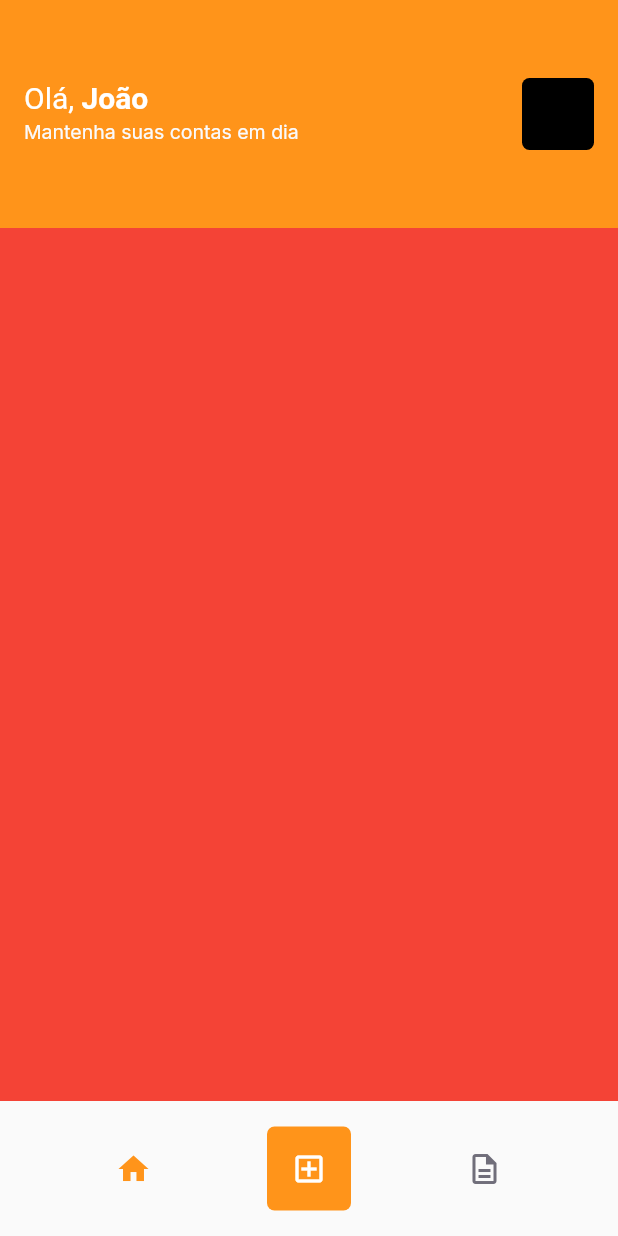
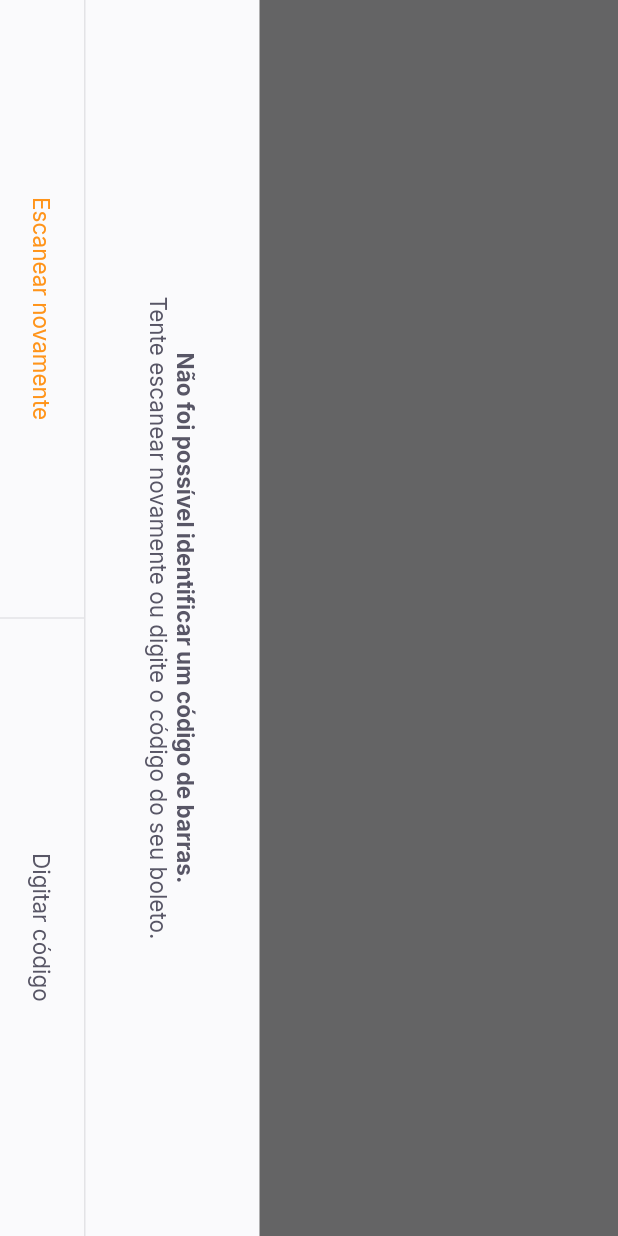
Before and after one commit to jppradoleal/nlw_together_flutter, a Flutter app: the HomePage screen opened by its route, after a tap on the "add box" icon, on a phone screen of 412 x 824 dp. Run offline on Flutter 3.47's test engine with Material 2 defaults, Android fonts, the phone set to English and light mode, and no system bars; our stand-ins replace firebase_core, google_fonts, google_sign_in, shared_preferences; accounts and stored records are empty.

Commit message:
feat: done barcode page ui

```diff
--- a/lib/app_widget.dart
+++ b/lib/app_widget.dart
@@ -1,4 +1,5 @@
 import 'package:flutter/material.dart';
+import 'package:nlw_together/modules/barcod_scanner/barcode_scanner_page.dart';
 import 'package:nlw_together/modules/home/home_page.dart';
 import 'package:nlw_together/modules/login/login_page.dart';
 import 'package:nlw_together/modules/splash/splash_page.dart';
@@ -12,12 +13,14 @@ class AppWidget extends StatelessWidget {
       title: 'Flutter Demo',
       theme: ThemeData(
         primaryColor: AppColors.primary,
+        primarySwatch: Colors.orange,
       ),
       initialRoute: "/splash",
       routes: {
         "/splash": (context) => SplashPage(),
         "/home": (context) => HomePage(),
-        "/login": (context) => LoginPage()
+        "/login": (context) => LoginPage(),
+        "/barcode_scanner": (context) => BarcodeScannerPage()
       },
     );
   }
--- /dev/null
+++ b/lib/modules/barcod_scanner/barcode_scanner_page.dart
@@ -0,0 +1,76 @@
+import 'package:flutter/material.dart';
+import 'package:nlw_together/shared/themes/app_colors.dart';
+import 'package:nlw_together/shared/themes/app_text_styles.dart';
+import 'package:nlw_together/shared/widgets/bottom_sheet/bottom_sheet_widget.dart';
+import 'package:nlw_together/shared/widgets/divider_vertical/divider_vertical_widget.dart';
+import 'package:nlw_together/shared/widgets/label_button/label_button.dart';
+import 'package:nlw_together/shared/widgets/set_label_buttons/set_label_buttons.dart';
+
+class BarcodeScannerPage extends StatefulWidget {
+  const BarcodeScannerPage({Key? key}) : super(key: key);
+
+  @override
+  _BarcodeScannerPageState createState() => _BarcodeScannerPageState();
+}
+
+class _BarcodeScannerPageState extends State<BarcodeScannerPage> {
+  @override
+  Widget build(BuildContext context) {
+    return BottomSheetWidget(
+      primaryLabel: "Escanear novamente",
+      primaryOnPressed: () {},
+      secondaryLabel: "Digitar código",
+      secondaryOnPressed: () {},
+      title: "Não foi possível identificar um código de barras.",
+      subtitle: "Tente escanear novamente ou digite o código do seu boleto.",
+    );
+    return SafeArea(
+      top: true,
+      left: true,
+      right: true,
+      bottom: true,
+      child: RotatedBox(
+        quarterTurns: 1,
+        child: Scaffold(
+          appBar: AppBar(
+            backgroundColor: Colors.black,
+            title: Text(
+              "Escaneie o código de barras do boleto",
+              style: TextStyles.buttonBackground,
+            ),
+            centerTitle: true,
+            leading: BackButton(
+              color: AppColors.background,
+            ),
+          ),
+          body: Column(
+            children: [
+              Expanded(
+                child: Container(
+                  color: Colors.black,
+                ),
+              ),
+              Expanded(
+                flex: 2,
+                child: Container(
+                  color: Colors.transparent,
+                ),
+              ),
+              Expanded(
+                child: Container(
+                  color: Colors.black,
+                ),
+              )
+            ],
+          ),
+          bottomNavigationBar: SetLabelButtonsWidget(
+            primaryLabel: "Inserir código do boleto",
+            primaryOnPressed: () {},
+            secondaryLabel: "Adicionar da galeria",
+            secondaryOnPressed: () {},
+          ),
+        ),
+      ),
+    );
+  }
+}
--- a/lib/modules/home/home_page.dart
+++ b/lib/modules/home/home_page.dart
@@ -78,7 +78,7 @@ class _HomePageState extends State<HomePage> {
             ),
             GestureDetector(
               onTap: () {
-                print("Clicou");
+                Navigator.pushNamed(context, "/barcode_scanner");
               },
               child: Container(
                 height: 56,
@@ -87,11 +87,8 @@ class _HomePageState extends State<HomePage> {
                   color: AppColors.primary,
                   borderRadius: BorderRadius.circular(5),
                 ),
-                child: IconButton(
-                  onPressed: () {},
-                  icon:
-                      Icon(Icons.add_box_outlined, color: AppColors.background),
-                ),
+                child:
+                    Icon(Icons.add_box_outlined, color: AppColors.background),
               ),
             ),
             IconButton(
--- /dev/null
+++ b/lib/shared/widgets/bottom_sheet/bottom_sheet_widget.dart
@@ -0,0 +1,77 @@
+import 'package:flutter/material.dart';
+import 'package:nlw_together/shared/themes/app_colors.dart';
+import 'package:nlw_together/shared/themes/app_text_styles.dart';
+import 'package:nlw_together/shared/widgets/set_label_buttons/set_label_buttons.dart';
+
+class BottomSheetWidget extends StatelessWidget {
+  final String primaryLabel;
+  final VoidCallback primaryOnPressed;
+  final String secondaryLabel;
+  final VoidCallback secondaryOnPressed;
+  final String title;
+  final String subtitle;
+
+  const BottomSheetWidget({
+    Key? key,
+    required this.primaryLabel,
+    required this.primaryOnPressed,
+    required this.secondaryLabel,
+    required this.secondaryOnPressed,
+    required this.title,
+    required this.subtitle,
+  }) : super(key: key);
+
+  @override
+  Widget build(BuildContext context) {
+    return SafeArea(
+      child: RotatedBox(
+        quarterTurns: 1,
+        child: Material(
+          child: Container(
+            color: AppColors.shape,
+            child: Column(
+              children: [
+                Expanded(
+                  child: Container(
+                    color: Colors.black.withOpacity(.6),
+                  ),
+                ),
+                Column(
+                  children: [
+                    Padding(
+                      padding: const EdgeInsets.all(40),
+                      child: Text.rich(
+                        TextSpan(
+                          text: title,
+                          style: TextStyles.buttonBoldHeading,
+                          children: [
+                            TextSpan(
+                              text: "\n$subtitle",
+                              style: TextStyles.buttonHeading,
+                            ),
+                          ],
+                        ),
+                        textAlign: TextAlign.center,
+                      ),
+                    ),
+                    Container(
+                      height: 1,
+                      color: AppColors.stroke,
+                    ),
+                    SetLabelButtonsWidget(
+                      primaryLabel: primaryLabel,
+                      primaryOnPressed: primaryOnPressed,
+                      secondaryLabel: secondaryLabel,
+                      secondaryOnPressed: secondaryOnPressed,
+                      enablePrimaryColor: true,
+                    ),
+                  ],
+                ),
+              ],
+            ),
+          ),
+        ),
+      ),
+    );
+  }
+}
--- /dev/null
+++ b/lib/shared/widgets/divider_vertical/divider_vertical_widget.dart
@@ -0,0 +1,15 @@
+import 'package:flutter/material.dart';
+import 'package:nlw_together/shared/themes/app_colors.dart';
+
+class DividerVerticalWidget extends StatelessWidget {
+  const DividerVerticalWidget({Key? key}) : super(key: key);
+
+  @override
+  Widget build(BuildContext context) {
+    return Container(
+      width: 1,
+      height: double.maxFinite,
+      color: AppColors.stroke,
+    );
+  }
+}
--- /dev/null
+++ b/lib/shared/widgets/label_button/label_button.dart
@@ -0,0 +1,28 @@
+import 'package:flutter/material.dart';
+import 'package:nlw_together/shared/themes/app_text_styles.dart';
+
+class LabelButton extends StatelessWidget {
+  final String label;
+  final VoidCallback onPressed;
+  final TextStyle? style;
+  const LabelButton({
+    Key? key,
+    required this.label,
+    required this.onPressed,
+    this.style,
+  }) : super(key: key);
+
+  @override
+  Widget build(BuildContext context) {
+    return Container(
+      height: 56,
+      child: TextButton(
+        onPressed: () {},
+        child: Text(
+          label,
+          style: style ?? TextStyles.buttonHeading,
+        ),
+      ),
+    );
+  }
+}
--- /dev/null
+++ b/lib/shared/widgets/set_label_buttons/set_label_buttons.dart
@@ -0,0 +1,46 @@
+import 'package:flutter/material.dart';
+import 'package:nlw_together/shared/themes/app_text_styles.dart';
+import 'package:nlw_together/shared/widgets/divider_vertical/divider_vertical_widget.dart';
+import 'package:nlw_together/shared/widgets/label_button/label_button.dart';
+
+class SetLabelButtonsWidget extends StatelessWidget {
+  final String primaryLabel;
+  final VoidCallback primaryOnPressed;
+  final String secondaryLabel;
+  final VoidCallback secondaryOnPressed;
+  final bool enablePrimaryColor;
+
+  const SetLabelButtonsWidget({
+    Key? key,
+    required this.primaryLabel,
+    required this.primaryOnPressed,
+    required this.secondaryLabel,
+    required this.secondaryOnPressed,
+    this.enablePrimaryColor = false,
+  }) : super(key: key);
+
+  @override
+  Widget build(BuildContext context) {
+    return Container(
+      height: 56,
+      child: Row(
+        children: [
+          Expanded(
+            child: LabelButton(
+              label: primaryLabel,
+              onPressed: primaryOnPressed,
+              style: enablePrimaryColor ? TextStyles.buttonPrimary : null,
+            ),
+          ),
+          DividerVerticalWidget(),
+          Expanded(
+            child: LabelButton(
+              label: secondaryLabel,
+              onPressed: secondaryOnPressed,
+            ),
+          )
+        ],
+      ),
+    );
+  }
+}
--- a/pubspec.yaml
+++ b/pubspec.yaml
@@ -32,6 +32,9 @@ dependencies:
   firebase_core: ^1.3.0
   google_sign_in: ^5.0.4
   shared_preferences: ^2.0.6
+  google_ml_kit: ^0.6.0
+  camera: ^0.8.1+3
+  image_picker: ^0.8.0+4
 
 dev_dependencies:
   flutter_test:
```
Also changed, not shown: pubspec.lock.
